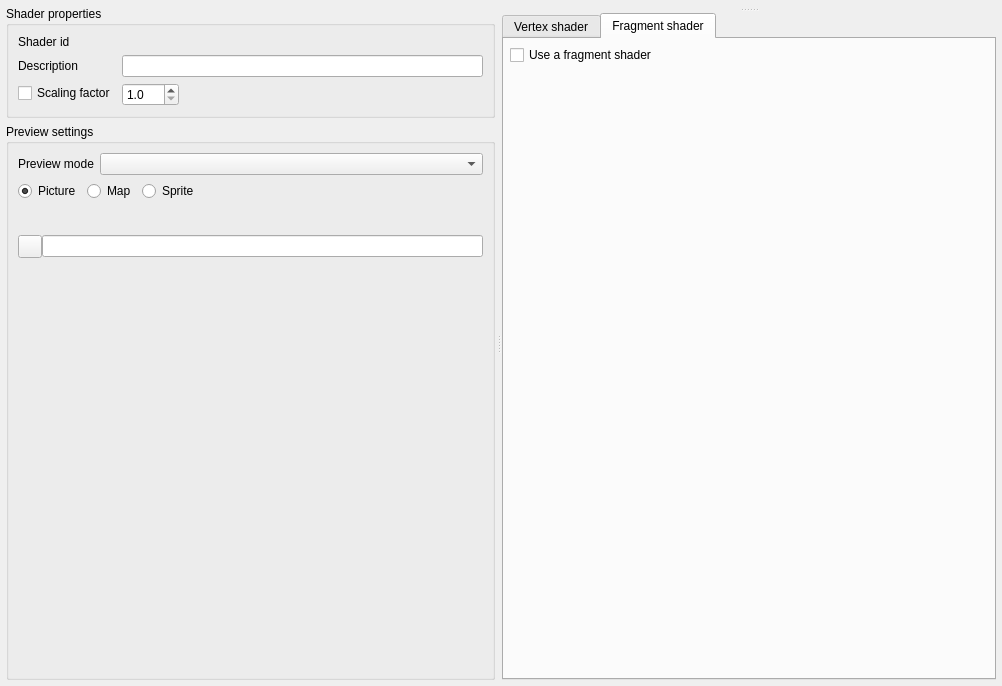
Qt form src/widgets/shader_editor.ui (Kangie/solarus) before a commit.
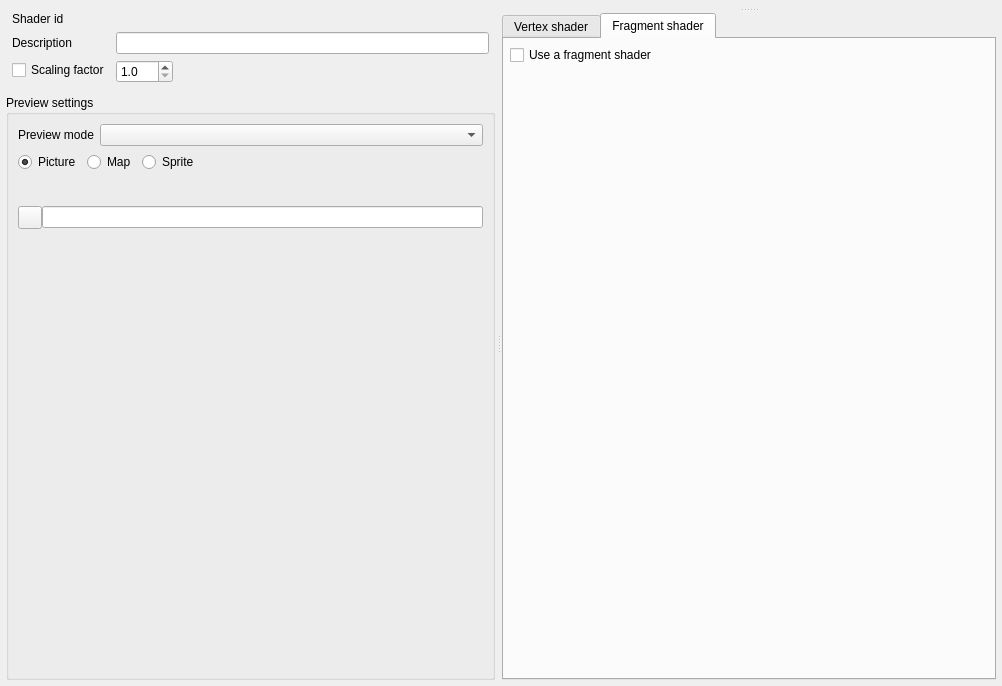
The same form after that commit. Icons and pictures are not drawn. Custom widgets are drawn as their Qt base class.

Commit message: Margin and spacing fixes

What changed in the file:
```diff
--- a/src/widgets/shader_editor.ui
+++ b/src/widgets/shader_editor.ui
@@ -34,17 +34,44 @@
      <property name="childrenCollapsible">
       <bool>false</bool>
      </property>
-     <widget class="QWidget" name="layoutWidget">
+     <widget class="QWidget" name="shader_properties_widget" native="true">
+      <property name="sizePolicy">
+       <sizepolicy hsizetype="Ignored" vsizetype="Preferred">
+        <horstretch>0</horstretch>
+        <verstretch>0</verstretch>
+       </sizepolicy>
+      </property>
       <layout class="QVBoxLayout" name="vertical_layout">
+       <property name="leftMargin">
+        <number>0</number>
+       </property>
+       <property name="topMargin">
+        <number>0</number>
+       </property>
+       <property name="rightMargin">
+        <number>0</number>
+       </property>
+       <property name="bottomMargin">
+        <number>0</number>
+       </property>
        <item>
-        <widget class="QGroupBox" name="shader_properties_group_box">
-         <property name="title">
-          <string>Shader properties</string>
-         </property>
+        <widget class="QWidget" name="shader_properties_group_box" native="true">
          <layout class="QFormLayout" name="formLayout">
           <property name="fieldGrowthPolicy">
            <enum>QFormLayout::ExpandingFieldsGrow</enum>
           </property>
+          <property name="leftMargin">
+           <number>6</number>
+          </property>
+          <property name="topMargin">
+           <number>6</number>
+          </property>
+          <property name="rightMargin">
+           <number>6</number>
+          </property>
+          <property name="bottomMargin">
+           <number>6</number>
+          </property>
           <item row="0" column="0">
            <widget class="QLabel" name="shader_id_label">
             <property name="toolTip">
@@ -258,6 +285,12 @@
                 </item>
                 <item>
                  <widget class="QLineEdit" name="preview_picture_field">
+                  <property name="sizePolicy">
+                   <sizepolicy hsizetype="Expanding" vsizetype="Fixed">
+                    <horstretch>0</horstretch>
+                    <verstretch>0</verstretch>
+                   </sizepolicy>
+                  </property>
                   <property name="readOnly">
                    <bool>true</bool>
                   </property>
```
The commit also changes 4 other files.
